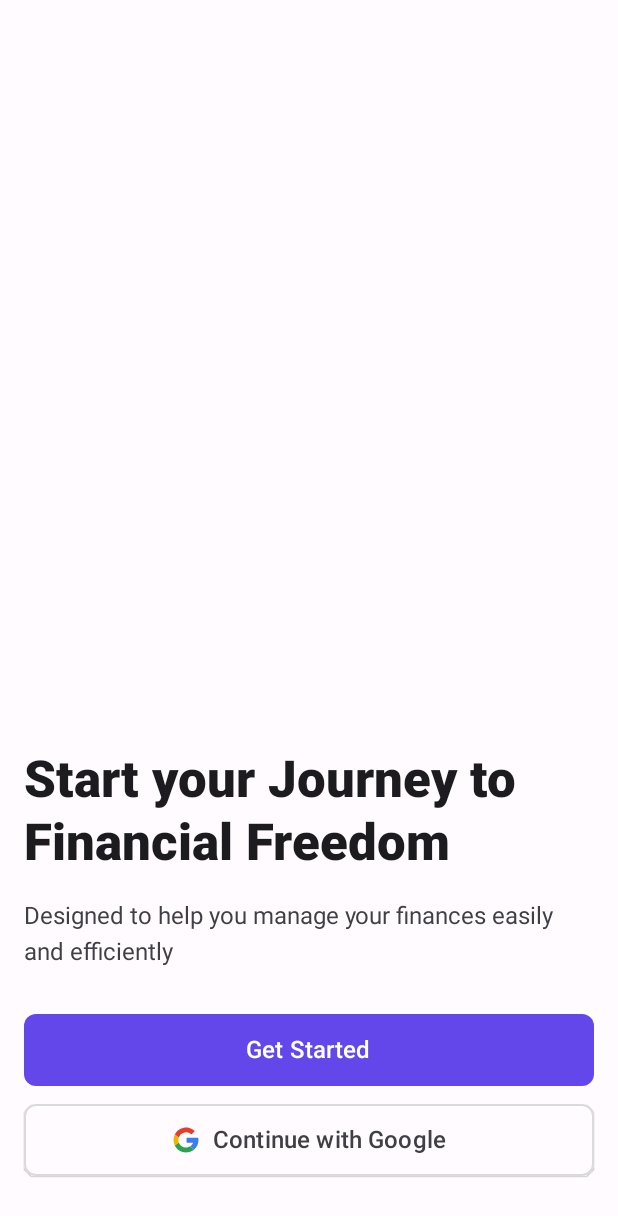
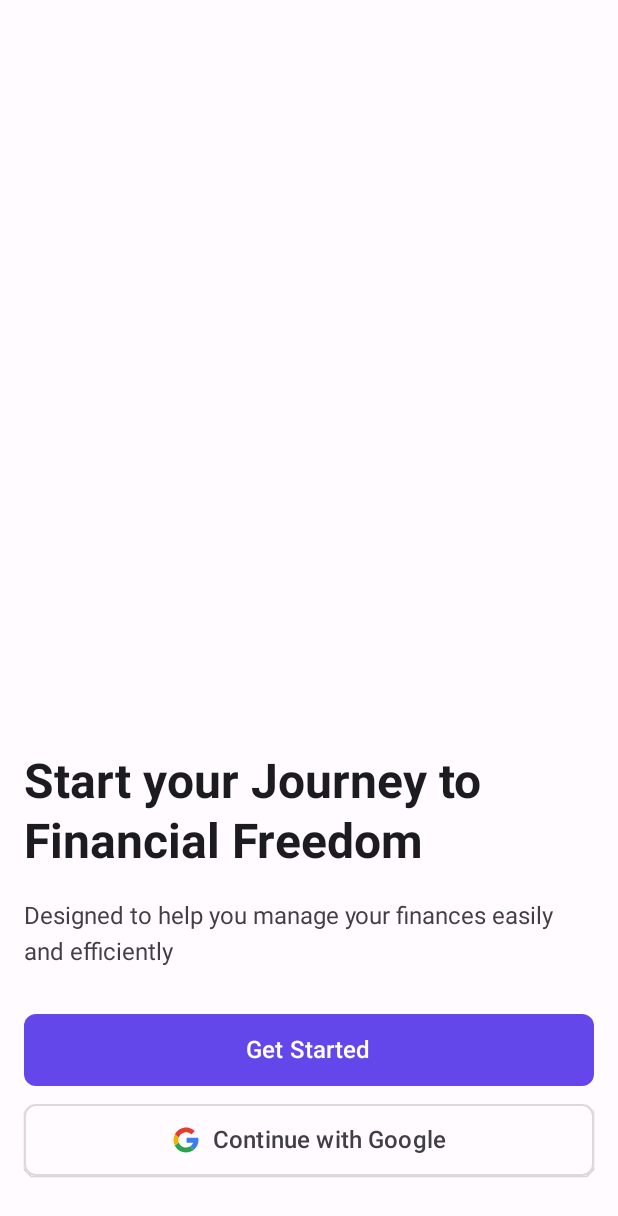
Before and after one commit to Nischal10/Spenso, an Android app built with Jetpack Compose: the screen it shows after launch (MainActivity), on a phone screen of 412 x 824 dp. Shown: the top 1216 px of the screen. Run offline under Robolectric (Android 15) with nearby library versions, the phone set to English and light mode, and no system bars; our stand-ins replace Firebase (no records; nobody signed in at launch, a user with empty details on screens opened directly); 2 statements that could not run were skipped.

Commit message:
Login Implemented

```diff
--- a/app/src/main/java/com/example/spenso/MainActivity.kt
+++ b/app/src/main/java/com/example/spenso/MainActivity.kt
@@ -4,33 +4,17 @@ import android.os.Bundle
 import androidx.activity.ComponentActivity
 import androidx.activity.compose.setContent
 import androidx.activity.enableEdgeToEdge
-import androidx.compose.foundation.layout.Column
-import androidx.compose.foundation.layout.Spacer
 import androidx.compose.foundation.layout.fillMaxSize
-import androidx.compose.foundation.layout.height
 import androidx.compose.foundation.layout.padding
-import androidx.compose.material.icons.Icons
-import androidx.compose.material.icons.filled.AccountCircle
 import androidx.compose.material3.MaterialTheme
 import androidx.compose.material3.Scaffold
-import androidx.compose.material3.Text
-import androidx.compose.runtime.Composable
 import androidx.compose.ui.Modifier
-import androidx.compose.ui.text.font.Font
-import androidx.compose.ui.text.font.FontWeight
-import androidx.compose.ui.tooling.preview.Preview
-import androidx.compose.ui.unit.dp
-import com.example.spenso.R
-import com.example.spenso.ui.theme.SpensoTheme
 import androidx.core.splashscreen.SplashScreen.Companion.installSplashScreen
 import androidx.lifecycle.lifecycleScope
-import com.example.spenso.components.PrimaryButton
-import com.example.spenso.components.SecondaryButton
-import com.example.spenso.ui.theme.extendedColors
-import com.example.spenso.ui.theme.fontFamily
+import com.example.spenso.navigation.AppNavigation
+import com.example.spenso.ui.theme.SpensoTheme
 import kotlinx.coroutines.delay
 import kotlinx.coroutines.launch
-import androidx.compose.foundation.layout.Arrangement
 
 class MainActivity : ComponentActivity() {
     override fun onCreate(savedInstanceState: Bundle?) {
@@ -40,18 +24,20 @@ class MainActivity : ComponentActivity() {
         splashScreen.setKeepOnScreenCondition { keepSplashScreenVisible }
 
         lifecycleScope.launch {
-            delay(1000) // Keep visible for 1 seconds
+            delay(1000) // Keep visible for 1 second
             keepSplashScreenVisible = false
         }
+
         super.onCreate(savedInstanceState)
         enableEdgeToEdge()
+
         setContent {
             SpensoTheme {
                 Scaffold(
                     modifier = Modifier.fillMaxSize(),
                     containerColor = MaterialTheme.colorScheme.background
                 ) { innerPadding ->
-                    MainScreen(
+                    AppNavigation(
                         modifier = Modifier.padding(innerPadding)
                     )
                 }
@@ -59,48 +45,3 @@ class MainActivity : ComponentActivity() {
         }
     }
 }
-
-@Composable
-fun MainScreen(modifier: Modifier = Modifier) {
-    Column(
-        modifier = modifier
-            .padding(16.dp)
-            .padding(bottom = 24.dp)
-            .fillMaxSize(),
-        verticalArrangement = Arrangement.Bottom
-    ) {
-        Text(
-            text = "Start your Journey to Financial Freedom",
-            style = MaterialTheme.typography.titleLarge
-        )
-        Spacer(modifier = Modifier.height(20.dp))
-        Text(
-            text = "Designed to help you manage your finances easily and efficiently",
-            style = MaterialTheme.typography.bodyLarge,
-            color = MaterialTheme.extendedColors.text
-        )
-
-        Spacer(modifier = Modifier.height(32.dp))
-
-        PrimaryButton(
-            text = "Get Started",
-            onClick = { /* TODO: Handle button click */ }
-        )
-
-        Spacer(modifier = Modifier.height(12.dp))
-
-        SecondaryButton(
-            text = "Continue with Google",
-            onClick = { /* TODO: Handle button click */ },
-            iconResId = R.drawable.ic_google
-        )
-    }
-}
-
-@Preview(showBackground = true)
-@Composable
-fun MainScreenPreview() {
-    SpensoTheme {
-        MainScreen()
-    }
-}
--- /dev/null
+++ b/app/src/main/java/com/example/spenso/navigation/AppNavigation.kt
@@ -0,0 +1,91 @@
+package com.example.spenso.navigation
+
+import android.content.Intent
+import androidx.activity.result.ActivityResultLauncher
+import androidx.compose.runtime.Composable
+import androidx.compose.runtime.LaunchedEffect
+import androidx.compose.runtime.collectAsState
+import androidx.compose.runtime.getValue
+import androidx.compose.ui.Modifier
+import androidx.compose.ui.platform.LocalContext
+import androidx.lifecycle.viewmodel.compose.viewModel
+import androidx.navigation.NavHostController
+import androidx.navigation.compose.NavHost
+import androidx.navigation.compose.composable
+import androidx.navigation.compose.rememberNavController
+import com.example.spenso.R
+import com.example.spenso.auth.AuthState
+import com.example.spenso.auth.AuthViewModel
+import com.example.spenso.auth.ProfileScreen
+import com.example.spenso.ui.screens.LoginScreen
+
+object AppDestinations {
+    const val LOGIN_ROUTE = "login"
+    const val PROFILE_ROUTE = "profile"
+}
+
+@Composable
+fun AppNavigation(
+    modifier: Modifier = Modifier,
+    navController: NavHostController = rememberNavController(),
+    authViewModel: AuthViewModel = viewModel(),
+    startDestination: String = AppDestinations.LOGIN_ROUTE
+) {
+    val authState by authViewModel.authState.collectAsState()
+    val context = LocalContext.current
+
+    // Initialize Google Sign-In
+    LaunchedEffect(Unit) {
+        // Replace with your actual web client ID from Firebase console
+        val webClientId = context.getString(R.string.default_web_client_id)
+        authViewModel.initGoogleSignIn(context, webClientId)
+    }
+
+    // Handle navigation based on auth state
+    LaunchedEffect(authState) {
+        when (authState) {
+            is AuthState.Authenticated -> {
+                navController.navigate(AppDestinations.PROFILE_ROUTE) {
+                    popUpTo(AppDestinations.LOGIN_ROUTE) { inclusive = true }
+                }
+            }
+            is AuthState.Unauthenticated -> {
+                if (navController.currentDestination?.route != AppDestinations.LOGIN_ROUTE) {
+                    navController.navigate(AppDestinations.LOGIN_ROUTE) {
+                        popUpTo(0) { inclusive = true }
+                    }
+                }
+            }
+            else -> {} // Handle loading and error states as needed
+        }
+    }
+
+    NavHost(
+        navController = navController,
+        startDestination = startDestination,
+        modifier = modifier
+    ) {
+        composable(AppDestinations.LOGIN_ROUTE) {
+            LoginScreen(
+                onGoogleSignInClick = { launcher ->
+                    authViewModel.signInWithGoogle(launcher)
+                },
+                onSignInResult = { intent ->
+                    authViewModel.handleSignInResult(intent, context)
+                }
+            )
+        }
+
+        composable(AppDestinations.PROFILE_ROUTE) {
+            val user = (authState as? AuthState.Authenticated)?.user
+            if (user != null) {
+                ProfileScreen(
+                    user = user,
+                    onSignOut = {
+                        authViewModel.signOut()
+                    }
+                )
+            }
+        }
+    }
+}
--- /dev/null
+++ b/app/src/main/java/com/example/spenso/ui/screens/LoginScreen.kt
@@ -0,0 +1,78 @@
+package com.example.spenso.ui.screens
+
+import android.content.Intent
+import androidx.activity.compose.rememberLauncherForActivityResult
+import androidx.activity.result.ActivityResultLauncher
+import androidx.activity.result.contract.ActivityResultContracts
+import androidx.compose.foundation.layout.Arrangement
+import androidx.compose.foundation.layout.Column
+import androidx.compose.foundation.layout.Spacer
+import androidx.compose.foundation.layout.fillMaxSize
+import androidx.compose.foundation.layout.height
+import androidx.compose.foundation.layout.padding
+import androidx.compose.material3.MaterialTheme
+import androidx.compose.material3.Text
+import androidx.compose.runtime.Composable
+import androidx.compose.ui.Alignment
+import androidx.compose.ui.Modifier
+import androidx.compose.ui.text.font.FontWeight
+import androidx.compose.ui.text.style.TextAlign
+import androidx.compose.ui.unit.dp
+import androidx.compose.ui.unit.sp
+import com.example.spenso.R
+import com.example.spenso.components.PrimaryButton
+import com.example.spenso.components.SecondaryButton
+import com.example.spenso.ui.theme.extendedColors
+
+@Composable
+fun LoginScreen(
+    onGoogleSignInClick: (ActivityResultLauncher<Intent>) -> Unit,
+    onSignInResult: (Intent?) -> Unit
+) {
+    // Set up the Google Sign-In launcher
+    val launcher = rememberLauncherForActivityResult(
+        contract = ActivityResultContracts.StartActivityForResult()
+    ) { result ->
+        onSignInResult(result.data)
+    }
+
+    Column(
+        modifier = Modifier
+            .padding(16.dp) // Uniform padding of 16.dp
+            .padding(bottom = 24.dp) // Additional bottom padding of 24.dp
+            .fillMaxSize(),
+        verticalArrangement = Arrangement.Bottom,
+        horizontalAlignment = Alignment.CenterHorizontally
+    ) {
+        Text(
+            text = "Start your Journey to Financial Freedom",
+            style = MaterialTheme.typography.headlineMedium,
+            fontSize = 32.sp,
+            lineHeight = 40.sp,
+            fontWeight = FontWeight.Bold
+        )
+
+        Spacer(modifier = Modifier.height(20.dp))
+
+        Text(
+            text = "Designed to help you manage your finances easily and efficiently",
+            style = MaterialTheme.typography.bodyLarge,
+            color = MaterialTheme.extendedColors.text
+        )
+
+        Spacer(modifier = Modifier.height(32.dp))
+
+        PrimaryButton(
+            text = "Get Started",
+            onClick = { /* TODO: Handle email sign-in if needed */ }
+        )
+
+        Spacer(modifier = Modifier.height(12.dp))
+
+        SecondaryButton(
+            text = "Continue with Google",
+            onClick = { onGoogleSignInClick(launcher) },
+            iconResId = R.drawable.ic_google
+        )
+    }
+}
--- a/app/src/main/java/com/example/spenso/ui/theme/Theme.kt
+++ b/app/src/main/java/com/example/spenso/ui/theme/Theme.kt
@@ -98,7 +98,8 @@ fun SpensoTheme(
     if (!view.isInEditMode) {
         SideEffect {
             val window = (view.context as Activity).window
-            window.statusBarColor = colorScheme.background.toArgb()
+            // Instead of directly setting statusBarColor, use WindowCompat
+            WindowCompat.setDecorFitsSystemWindows(window, false)
             // Use light status bar icons for light theme, dark icons for dark theme
             WindowCompat.getInsetsController(window, view).isAppearanceLightStatusBars = !darkTheme
         }
--- a/app/src/main/java/com/example/spenso/ui/theme/Type.kt
+++ b/app/src/main/java/com/example/spenso/ui/theme/Type.kt
@@ -38,8 +38,8 @@ val Typography = Typography(
     titleLarge = TextStyle(
         fontFamily = fontFamily,
         fontWeight = FontWeight.W900,
-        fontSize = 34.sp,
-        lineHeight = 42.sp,
+        fontSize = 32.sp,
+        lineHeight = 40.sp,
         letterSpacing = 0.sp
     ),
     labelSmall = TextStyle(
--- a/app/src/main/res/values/strings.xml
+++ b/app/src/main/res/values/strings.xml
@@ -1,3 +1,6 @@
+<?xml version="1.0" encoding="utf-8"?>
 <resources>
     <string name="app_name">Spenso</string>
+    <!-- This is a placeholder. Replace with your actual web client ID from Firebase console -->
+    <string name="default_web_client_id">312092719801-ut9rfkd1q7bhag0jbl6b110b4sqc8pja.apps.googleusercontent.com</string>
 </resources>
```
Also changed, not shown: app/build.gradle.kts (+17 -0 lines), app/src/main/java/com/example/spenso/auth/AuthViewModel.kt (added, +215 -0 lines), app/src/main/java/com/example/spenso/auth/ProfileScreen.kt (added, +95 -0 lines).
